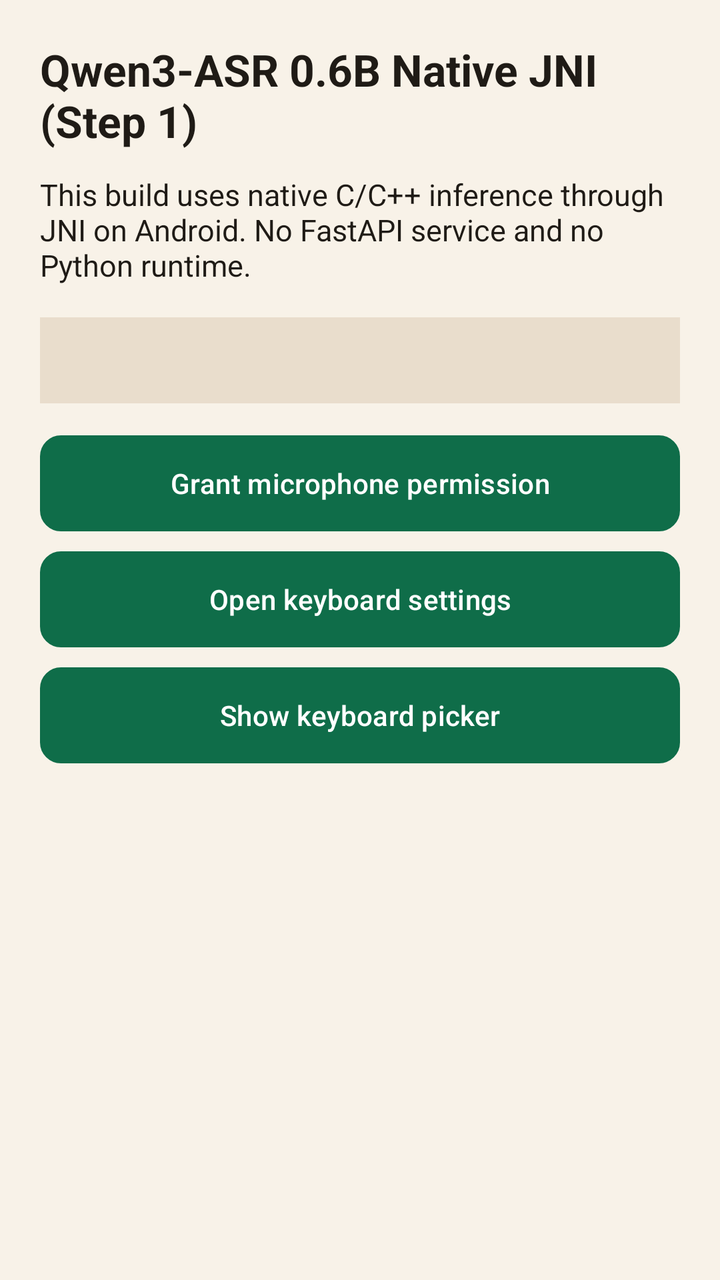
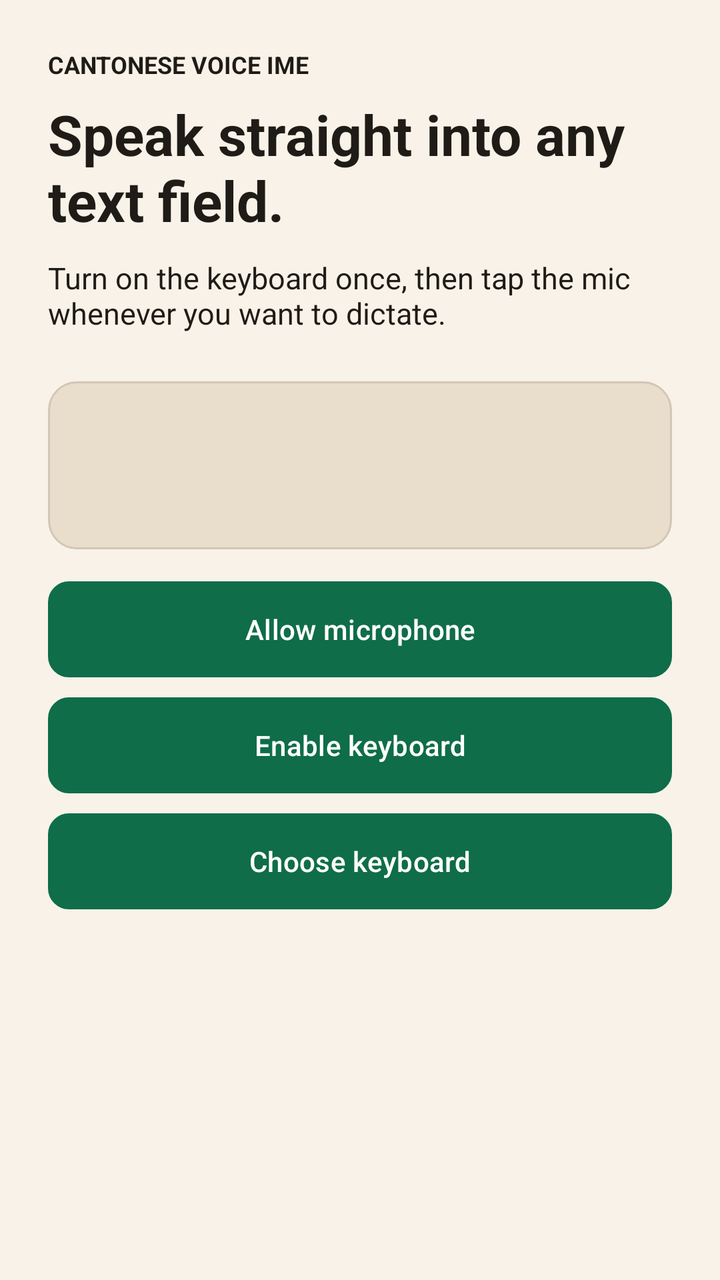

An Android layout rendered at two revisions. The XML below is the earlier revision; the diff shows what the commit changed to produce the second picture.
<!-- AndroidManifest.xml: application theme Theme.CantoneseVoiceInput -->
<!-- res/layout/activity_main.xml -->
<?xml version="1.0" encoding="utf-8"?>
<ScrollView xmlns:android="http://schemas.android.com/apk/res/android"
    android:layout_width="match_parent"
    android:layout_height="match_parent"
    android:fillViewport="true">

    <LinearLayout
        android:layout_width="match_parent"
        android:layout_height="wrap_content"
        android:orientation="vertical"
        android:padding="20dp">

        <TextView
            android:id="@+id/tvTitle"
            android:layout_width="match_parent"
            android:layout_height="wrap_content"
            android:text="@string/intro_title"
            android:textColor="@color/on_surface"
            android:textSize="22sp"
            android:textStyle="bold" />

        <TextView
            android:id="@+id/tvBody"
            android:layout_width="match_parent"
            android:layout_height="wrap_content"
            android:layout_marginTop="12dp"
            android:text="@string/intro_body"
            android:textColor="@color/on_surface"
            android:textSize="15sp" />

        <TextView
            android:id="@+id/tvModelStatus"
            android:layout_width="match_parent"
            android:layout_height="wrap_content"
            android:layout_marginTop="16dp"
            android:background="@color/surface_alt"
            android:padding="12dp"
            android:textColor="@color/on_surface"
            android:textSize="14sp" />

        <Button
            android:id="@+id/btnMicPermission"
            android:layout_width="match_parent"
            android:layout_height="48dp"
            android:layout_marginTop="16dp"
            android:background="@drawable/bg_key"
            android:text="@string/grant_mic_permission" />

        <Button
            android:id="@+id/btnOpenImeSettings"
            android:layout_width="match_parent"
            android:layout_height="48dp"
            android:layout_marginTop="10dp"
            android:background="@drawable/bg_key"
            android:text="@string/open_ime_settings" />

        <Button
            android:id="@+id/btnShowImePicker"
            android:layout_width="match_parent"
            android:layout_height="48dp"
            android:layout_marginTop="10dp"
            android:background="@drawable/bg_key"
            android:text="@string/show_ime_picker" />
    </LinearLayout>
</ScrollView>
<!-- resources referenced by this layout -->
<resources>
  <color name="on_surface">#FF1F1B16</color>
  <color name="surface_alt">#FFE9DDCC</color>
  <!-- drawable bg_key (drawable) -->
  <?xml version="1.0" encoding="utf-8"?>
  <shape xmlns:android="http://schemas.android.com/apk/res/android" android:shape="rectangle">
      <corners android:radius="10dp" />
      <solid android:color="@color/surface_alt" />
      <stroke
          android:width="1dp"
          android:color="@color/primary" />
  </shape>
  <string name="grant_mic_permission">Grant microphone permission</string>
  <string name="intro_body">This build uses native C/C++ inference through JNI on Android. No FastAPI service and no Python runtime.</string>
  <string name="intro_title">Qwen3-ASR 0.6B Native JNI (Step 1)</string>
  <string name="open_ime_settings">Open keyboard settings</string>
  <string name="show_ime_picker">Show keyboard picker</string>
  <style name="Theme.CantoneseVoiceInput" parent="Theme.Material3.DayNight.NoActionBar">
          <item name="colorPrimary">@color/primary</item>
          <item name="colorOnPrimary">@color/on_primary</item>
          <item name="android:colorBackground">@color/surface</item>
      </style>
  <color name="primary">#FF0F6D49</color>
  <color name="on_primary">#FFFFFFFF</color>
  <color name="surface">#FFF8F2E8</color>
</resources>

<!-- the commit's change to res/layout/activity_main.xml (unified diff, before → after) -->
@@ -2,41 +2,68 @@
 <ScrollView xmlns:android="http://schemas.android.com/apk/res/android"
     android:layout_width="match_parent"
     android:layout_height="match_parent"
+    android:background="@color/surface"
+    android:clipToPadding="false"
     android:fillViewport="true">
 
     <LinearLayout
         android:layout_width="match_parent"
         android:layout_height="wrap_content"
         android:orientation="vertical"
-        android:padding="20dp">
+        android:padding="24dp">
+
+        <TextView
+            android:layout_width="wrap_content"
+            android:layout_height="wrap_content"
+            android:text="@string/intro_kicker"
+            android:textAllCaps="true"
+            android:textColor="@color/on_surface"
+            android:textSize="12sp"
+            android:textStyle="bold" />
 
         <TextView
             android:id="@+id/tvTitle"
             android:layout_width="match_parent"
             android:layout_height="wrap_content"
+            android:layout_marginTop="8dp"
             android:text="@string/intro_title"
             android:textColor="@color/on_surface"
-            android:textSize="22sp"
+            android:textSize="28sp"
             android:textStyle="bold" />
 
         <TextView
             android:id="@+id/tvBody"
             android:layout_width="match_parent"
             android:layout_height="wrap_content"
-            android:layout_marginTop="12dp"
+            android:layout_marginTop="10dp"
             android:text="@string/intro_body"
             android:textColor="@color/on_surface"
             android:textSize="15sp" />
 
-        <TextView
-            android:id="@+id/tvModelStatus"
+        <LinearLayout
             android:layout_width="match_parent"
             android:layout_height="wrap_content"
-            android:layout_marginTop="16dp"
-            android:background="@color/surface_alt"
-            android:padding="12dp"
-            android:textColor="@color/on_surface"
-            android:textSize="14sp" />
+            android:layout_marginTop="24dp"
+            android:background="@drawable/bg_panel"
+            android:orientation="vertical"
+            android:padding="16dp">
+
+            <TextView
+                android:id="@+id/tvSetupHeadline"
+                android:layout_width="match_parent"
+                android:layout_height="wrap_content"
+                android:textColor="@color/on_surface"
+                android:textSize="20sp"
+                android:textStyle="bold" />
+
+            <TextView
+                android:id="@+id/tvSetupBody"
+                android:layout_width="match_parent"
+                android:layout_height="wrap_content"
+                android:layout_marginTop="6dp"
+                android:textColor="@color/on_surface"
+                android:textSize="14sp" />
+        </LinearLayout>
 
         <Button
             android:id="@+id/btnMicPermission"
<!-- resource entries referenced after the edit -->
@@ -2,6 +2,7 @@
 <resources>
   <color name="on_surface">#FF1F1B16</color>
   <color name="surface_alt">#FFE9DDCC</color>
+  <color name="outline">#FFD4C6B6</color>
   <!-- drawable bg_key (drawable) -->
   <?xml version="1.0" encoding="utf-8"?>
   <shape xmlns:android="http://schemas.android.com/apk/res/android" android:shape="rectangle">
@@ -9,13 +10,23 @@
       <solid android:color="@color/surface_alt" />
       <stroke
           android:width="1dp"
-          android:color="@color/primary" />
+          android:color="@color/outline" />
   </shape>
-  <string name="grant_mic_permission">Grant microphone permission</string>
-  <string name="intro_body">This build uses native C/C++ inference through JNI on Android. No FastAPI service and no Python runtime.</string>
-  <string name="intro_title">Qwen3-ASR 0.6B Native JNI (Step 1)</string>
-  <string name="open_ime_settings">Open keyboard settings</string>
-  <string name="show_ime_picker">Show keyboard picker</string>
+  <!-- drawable bg_panel (drawable) -->
+  <?xml version="1.0" encoding="utf-8"?>
+  <shape xmlns:android="http://schemas.android.com/apk/res/android" android:shape="rectangle">
+      <corners android:radius="14dp" />
+      <solid android:color="@color/surface_alt" />
+      <stroke
+          android:width="1dp"
+          android:color="@color/outline" />
+  </shape>
+  <string name="grant_mic_permission">Allow microphone</string>
+  <string name="intro_body">Turn on the keyboard once, then tap the mic whenever you want to dictate.</string>
+  <string name="intro_kicker">Cantonese Voice IME</string>
+  <string name="intro_title">Speak straight into any text field.</string>
+  <string name="open_ime_settings">Enable keyboard</string>
+  <string name="show_ime_picker">Choose keyboard</string>
   <style name="Theme.CantoneseVoiceInput" parent="Theme.Material3.DayNight.NoActionBar">
           <item name="colorPrimary">@color/primary</item>
           <item name="colorOnPrimary">@color/on_primary</item>
